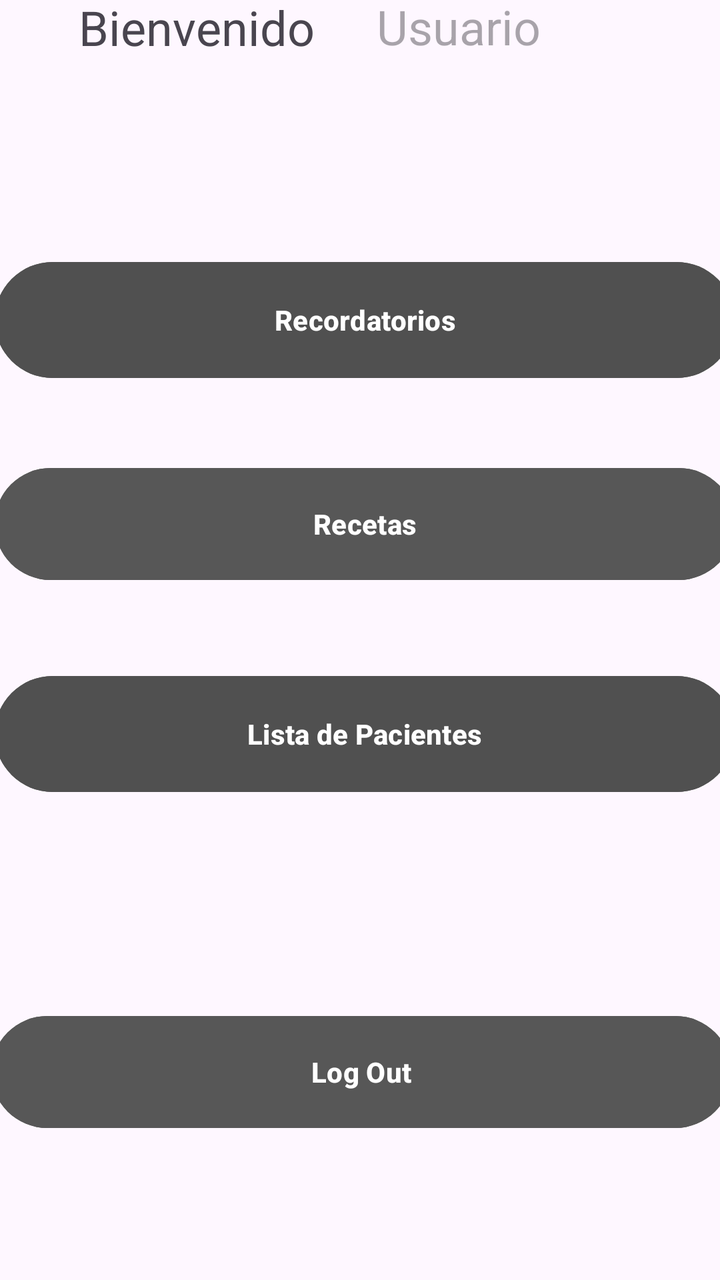
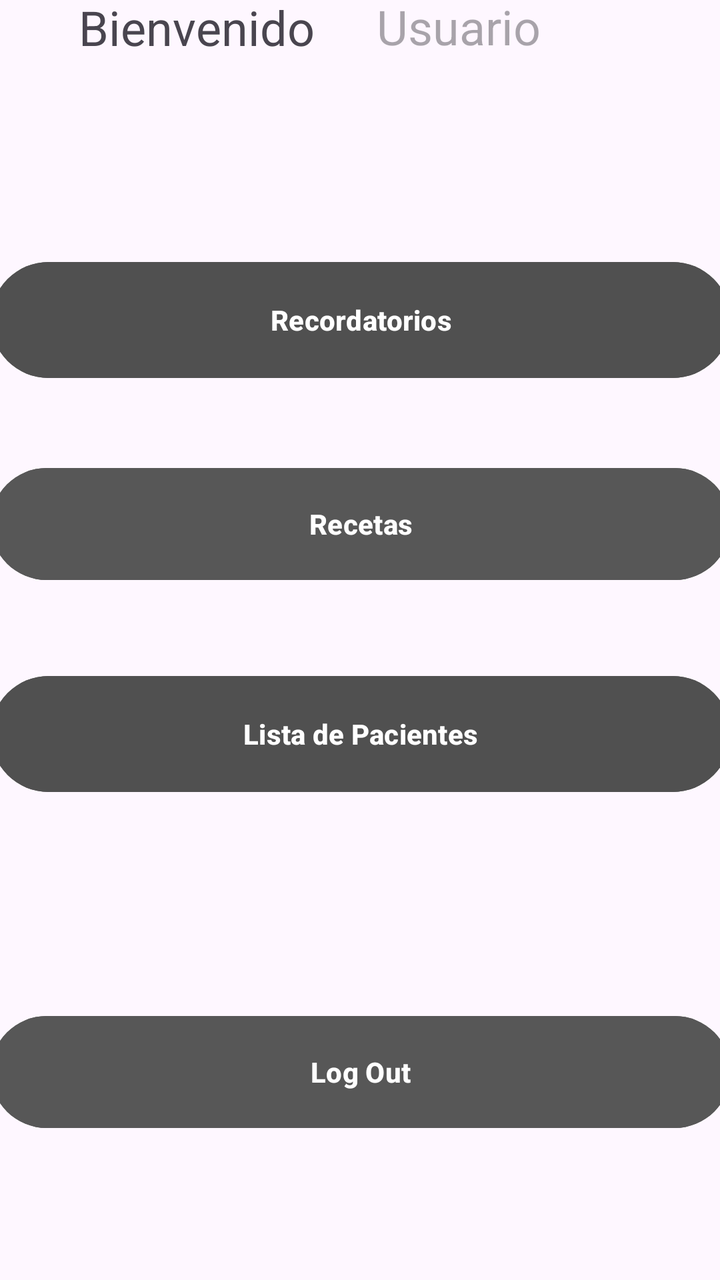

Screens rendered from an Android XML layout before and after an edit, with the pre-edit source and the edit as a unified diff.
<!-- AndroidManifest.xml: application theme Theme.MobilesVC -->
<!-- res/layout/main_menu_view.xml -->
<?xml version="1.0" encoding="utf-8"?>
<androidx.constraintlayout.widget.ConstraintLayout xmlns:android="http://schemas.android.com/apk/res/android"
    xmlns:app="http://schemas.android.com/apk/res-auto"
    xmlns:tools="http://schemas.android.com/tools"
    android:layout_width="match_parent"
    android:layout_height="match_parent"
    tools:layout_editor_absoluteX="-35dp"
    tools:layout_editor_absoluteY="186dp">

    <Button
        android:id="@+id/vRecordatorios"
        android:layout_width="370dp"
        android:layout_height="66dp"
        android:layout_marginStart="15dp"
        android:layout_marginEnd="15dp"
        android:layout_marginBottom="37dp"
        android:backgroundTint="#505050"
        android:paddingVertical="14dp"
        android:text="Recordatorios"
        android:textStyle="bold"
        app:layout_constraintBottom_toTopOf="@+id/vRecetas"
        app:layout_constraintEnd_toEndOf="parent"
        app:layout_constraintHorizontal_bias="0.454"
        app:layout_constraintStart_toStartOf="parent" />

    <Button
        android:id="@+id/vLogOut"
        android:layout_width="370dp"
        android:layout_height="64dp"
        android:layout_marginBottom="72dp"
        android:backgroundTint="#575757"
        android:paddingVertical="14dp"
        android:text="Log Out"
        android:textStyle="bold"
        app:layout_constraintBottom_toBottomOf="parent"
        app:layout_constraintEnd_toEndOf="parent"
        app:layout_constraintHorizontal_bias="0.487"
        app:layout_constraintStart_toStartOf="parent" />

    <Button
        android:id="@+id/vPacientes"
        android:layout_width="370dp"
        android:layout_height="66dp"
        android:layout_marginStart="15dp"
        android:layout_marginEnd="15dp"
        android:layout_marginBottom="104dp"
        android:backgroundTint="#505050"
        android:paddingVertical="14dp"
        android:text="Lista de Pacientes"
        android:textStyle="bold"
        app:layout_constraintBottom_toTopOf="@+id/vLogOut"
        app:layout_constraintEnd_toEndOf="parent"
        app:layout_constraintHorizontal_bias="0.45"
        app:layout_constraintStart_toStartOf="parent" />

    <Button
        android:id="@+id/vRecetas"
        android:layout_width="370dp"
        android:layout_height="64dp"
        android:layout_marginStart="15dp"
        android:layout_marginEnd="15dp"
        android:layout_marginBottom="40dp"
        android:backgroundTint="#575757"
        android:paddingVertical="14dp"
        android:text="Recetas"
        android:textStyle="bold"
        app:layout_constraintBottom_toTopOf="@+id/vPacientes"
        app:layout_constraintEnd_toEndOf="parent"
        app:layout_constraintHorizontal_bias="0.454"
        app:layout_constraintStart_toStartOf="parent" />

    <TextView
        android:id="@+id/textView"
        android:layout_width="131dp"
        android:layout_height="33dp"
        android:layout_marginEnd="15dp"
        android:layout_marginBottom="100dp"
        android:text="Bienvenido"
        android:textSize="24sp"
        app:layout_constraintBottom_toTopOf="@+id/vRecordatorios"
        app:layout_constraintEnd_toEndOf="parent"
        app:layout_constraintHorizontal_bias="0.184"
        app:layout_constraintStart_toStartOf="parent"
        app:layout_constraintTop_toTopOf="parent"
        app:layout_constraintVertical_bias="0.5" />

    <TextView
        android:id="@+id/vCurrentUser"
        android:layout_width="157dp"
        android:layout_height="34dp"
        android:layout_marginStart="15dp"
        android:layout_marginBottom="100dp"
        android:hint="Usuario"
        android:textSize="24sp"
        app:layout_constraintBottom_toTopOf="@+id/vRecordatorios"
        app:layout_constraintEnd_toEndOf="parent"
        app:layout_constraintHorizontal_bias="0.172"
        app:layout_constraintStart_toEndOf="@+id/textView"
        app:layout_constraintTop_toTopOf="parent"
        app:layout_constraintVertical_bias="0.5" />

</androidx.constraintlayout.widget.ConstraintLayout>
<!-- resources referenced by this layout -->
<resources>
  <style name="Theme.MobilesVC" parent="Base.Theme.MobilesVC" />
  <style name="Base.Theme.MobilesVC" parent="Theme.Material3.DayNight.NoActionBar">
          
          
      </style>
</resources>

<!-- the commit's change to res/layout/main_menu_view.xml (unified diff, before → after) -->
@@ -20,7 +20,7 @@
         android:textStyle="bold"
         app:layout_constraintBottom_toTopOf="@+id/vRecetas"
         app:layout_constraintEnd_toEndOf="parent"
-        app:layout_constraintHorizontal_bias="0.454"
+        app:layout_constraintHorizontal_bias="0.5"
         app:layout_constraintStart_toStartOf="parent" />
 
     <Button
@@ -34,7 +34,7 @@
         android:textStyle="bold"
         app:layout_constraintBottom_toBottomOf="parent"
         app:layout_constraintEnd_toEndOf="parent"
-        app:layout_constraintHorizontal_bias="0.487"
+        app:layout_constraintHorizontal_bias="0.5"
         app:layout_constraintStart_toStartOf="parent" />
 
     <Button
@@ -50,7 +50,7 @@
         android:textStyle="bold"
         app:layout_constraintBottom_toTopOf="@+id/vLogOut"
         app:layout_constraintEnd_toEndOf="parent"
-        app:layout_constraintHorizontal_bias="0.45"
+        app:layout_constraintHorizontal_bias="0.5"
         app:layout_constraintStart_toStartOf="parent" />
 
     <Button
@@ -66,7 +66,7 @@
         android:textStyle="bold"
         app:layout_constraintBottom_toTopOf="@+id/vPacientes"
         app:layout_constraintEnd_toEndOf="parent"
-        app:layout_constraintHorizontal_bias="0.454"
+        app:layout_constraintHorizontal_bias="0.5"
         app:layout_constraintStart_toStartOf="parent" />
 
     <TextView
